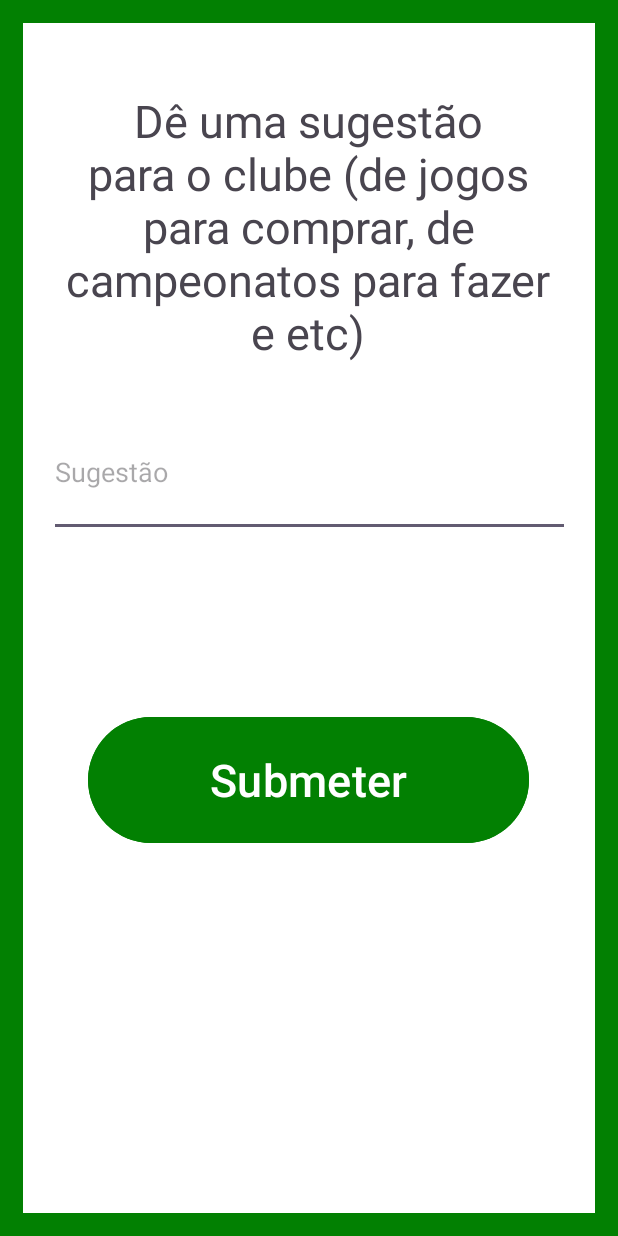
After one commit to jvpts11/Trabalho-mobile-CJT, an Android app: the SuggestionActivity screen opened directly, with no data from a screen before it, on a phone screen of 412 x 824 dp. The commit adds this screen. Run offline under Robolectric (Android 15) with nearby library versions, the phone set to English and light mode, and no system bars; our stand-ins replace Firebase (no records; nobody signed in at launch, a user with empty details on screens opened directly).

Commit message:
Feitoa a atividade de sugestões
Ajeitado também o usuário ter que autenticar toda vez que entra no app

```diff
--- a/app/src/main/java/trabalho/mobile/cjt/LoginActivity.kt
+++ b/app/src/main/java/trabalho/mobile/cjt/LoginActivity.kt
@@ -38,6 +38,11 @@ class LoginActivity : AppCompatActivity() {
 
         auth = FirebaseAuth.getInstance()
 
+        if(auth.currentUser != null){
+            startActivity(Intent(this@LoginActivity, MainActivity::class.java))
+            finish()
+        }
+
         loginButton.setOnClickListener {
             var txt_email = emailText.text.toString()
             var txt_password = passwordText.text.toString()
--- /dev/null
+++ b/app/src/main/java/trabalho/mobile/cjt/SuggestionActivity.kt
@@ -0,0 +1,88 @@
+package trabalho.mobile.cjt
+
+import android.content.Intent
+import androidx.appcompat.app.AppCompatActivity
+import android.os.Bundle
+import android.text.TextUtils
+import android.widget.Button
+import android.widget.EditText
+import android.widget.Toast
+import com.google.firebase.auth.FirebaseAuth
+import com.google.firebase.database.DataSnapshot
+import com.google.firebase.database.DatabaseError
+import com.google.firebase.database.DatabaseReference
+import com.google.firebase.database.FirebaseDatabase
+import com.google.firebase.database.ValueEventListener
+
+class SuggestionActivity : AppCompatActivity() {
+
+    private lateinit var suggestionButton : Button
+    private lateinit var suggestionEditText: EditText
+
+    private lateinit var dbref : DatabaseReference
+    private lateinit var auth : FirebaseAuth
+
+    override fun onCreate(savedInstanceState: Bundle?) {
+        super.onCreate(savedInstanceState)
+        setContentView(R.layout.activity_suggestion)
+
+        suggestionButton = findViewById(R.id.suggestion_button)
+        suggestionEditText = findViewById(R.id.suggestion_text_field)
+
+        dbref = FirebaseDatabase.getInstance().getReference("Users")
+        auth = FirebaseAuth.getInstance()
+
+        suggestionButton.setOnClickListener {
+            var suggestionText = suggestionEditText.text.toString()
+
+            if (TextUtils.isEmpty(suggestionText)) {
+                Toast.makeText(this, "Insira uma sugestão!", Toast.LENGTH_SHORT).show()
+            } else {
+                val currentUser = auth.currentUser
+                if (currentUser != null) {
+                    val userId = currentUser.uid
+
+                    // Obter o nome do usuário a partir da base de dados
+                    dbref.child(userId).addListenerForSingleValueEvent(object : ValueEventListener {
+                        override fun onDataChange(snapshot: DataSnapshot) {
+                            val userName = snapshot.child("name").getValue(String::class.java)
+
+                            if (!userId.isNullOrEmpty() && !userName.isNullOrEmpty()) {
+                                registerSuggestion(userId, userName, suggestionText)
+                            } else {
+                                Toast.makeText(
+                                    this@SuggestionActivity,
+                                    "Erro ao obter informações do usuário.",
+                                    Toast.LENGTH_SHORT
+                                ).show()
+                            }
+                        }
+
+                        override fun onCancelled(error: DatabaseError) {
+                            Toast.makeText(
+                                this@SuggestionActivity,
+                                "Erro ao obter informações do usuário.",
+                                Toast.LENGTH_SHORT
+                            ).show()
+                        }
+                    })
+                } else {
+                    Toast.makeText(this, "Usuário não autenticado.", Toast.LENGTH_SHORT).show()
+                }
+            }
+        }
+    }
+
+    private fun registerSuggestion(userId: String, userName: String, suggestion: String) {
+        // Criar um novo objeto Suggestions usando o ID do usuário como chave
+        val suggestionsRef = FirebaseDatabase.getInstance().getReference("Suggestions").child(userId)
+
+        // Adicionar campos do objeto Suggestions
+        suggestionsRef.child("userName").setValue(userName)
+        suggestionsRef.child("suggestion").setValue(suggestion)
+
+        Toast.makeText(this, "Sugestão registrada com sucesso!", Toast.LENGTH_SHORT).show()
+        startActivity(Intent(this@SuggestionActivity, MainActivity::class.java))
+        finish()  // Finalizar a atividade após o registro da sugestão
+    }
+}
--- /dev/null
+++ b/app/src/main/res/layout/activity_suggestion.xml
@@ -0,0 +1,63 @@
+<?xml version="1.0" encoding="utf-8"?>
+<androidx.constraintlayout.widget.ConstraintLayout xmlns:android="http://schemas.android.com/apk/res/android"
+    xmlns:app="http://schemas.android.com/apk/res-auto"
+    xmlns:tools="http://schemas.android.com/tools"
+    android:layout_width="match_parent"
+    android:layout_height="match_parent"
+    tools:context=".SuggestionActivity">
+
+    <View
+        android:layout_width="match_parent"
+        android:layout_height="match_parent"
+        android:background="@color/club_green"/>
+
+    <View
+        android:id="@+id/view"
+        android:layout_width="match_parent"
+        android:layout_height="match_parent"
+        android:layout_margin="15dp"
+        android:background="@color/white"
+        tools:layout_editor_absoluteX="15dp"
+        tools:layout_editor_absoluteY="15dp" />
+
+    <EditText
+        android:id="@+id/suggestion_text_field"
+        android:layout_width="347dp"
+        android:layout_height="86dp"
+        android:layout_marginTop="272dp"
+        android:ems="10"
+        android:hint="Sugestão"
+        android:inputType="text"
+        app:layout_constraintEnd_toEndOf="parent"
+        app:layout_constraintStart_toStartOf="parent"
+        app:layout_constraintTop_toTopOf="parent" />
+
+    <Button
+        android:id="@+id/suggestion_button"
+        android:layout_width="294dp"
+        android:layout_height="92dp"
+        android:layout_marginTop="116dp"
+        android:backgroundTint="@color/club_green"
+        android:text="Submeter"
+        android:textSize="30dp"
+        app:layout_constraintBottom_toBottomOf="parent"
+        app:layout_constraintEnd_toEndOf="parent"
+        app:layout_constraintHorizontal_bias="0.495"
+        app:layout_constraintStart_toStartOf="parent"
+        app:layout_constraintTop_toBottomOf="@+id/suggestion_text_field"
+        app:layout_constraintVertical_bias="0.0" />
+
+    <TextView
+        android:id="@+id/suggestion_title"
+        android:layout_width="327dp"
+        android:layout_height="183dp"
+        android:layout_marginTop="60dp"
+        android:text="Dê uma sugestão para o clube (de jogos para comprar, de campeonatos para fazer e etc)"
+        android:textAlignment="center"
+        android:textSize="30dp"
+        app:layout_constraintEnd_toEndOf="parent"
+        app:layout_constraintHorizontal_bias="0.494"
+        app:layout_constraintStart_toStartOf="parent"
+        app:layout_constraintTop_toTopOf="parent" />
+
+</androidx.constraintlayout.widget.ConstraintLayout>
```
Also changed, not shown: app/src/main/AndroidManifest.xml (+10 -2 lines), app/src/main/java/trabalho/mobile/cjt/MainActivity.kt (+7 -0 lines), app/src/main/java/trabalho/mobile/cjt/ProfileActivity.kt (added, +11 -0 lines), app/src/main/java/trabalho/mobile/cjt/fragments/SuggestionsFragment.kt (deleted, +0 -60 lines), app/src/main/res/layout/activity_profile.xml (added, +9 -0 lines), app/src/main/res/layout/fragment_suggestions.xml (deleted, +0 -14 lines).
